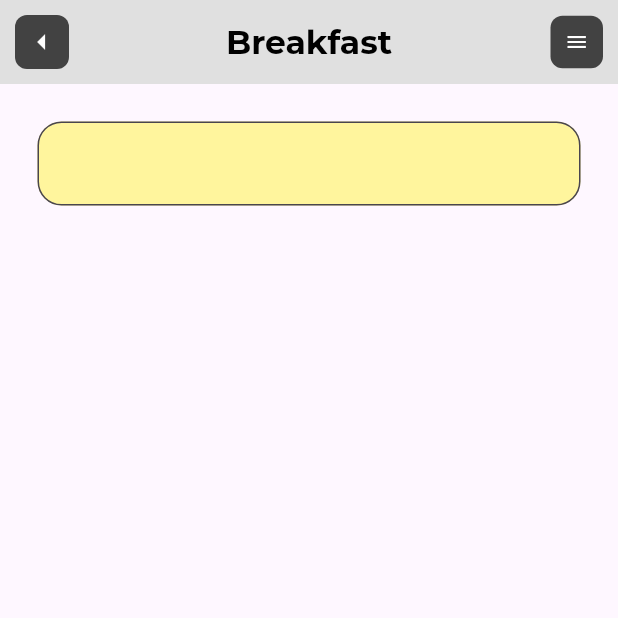
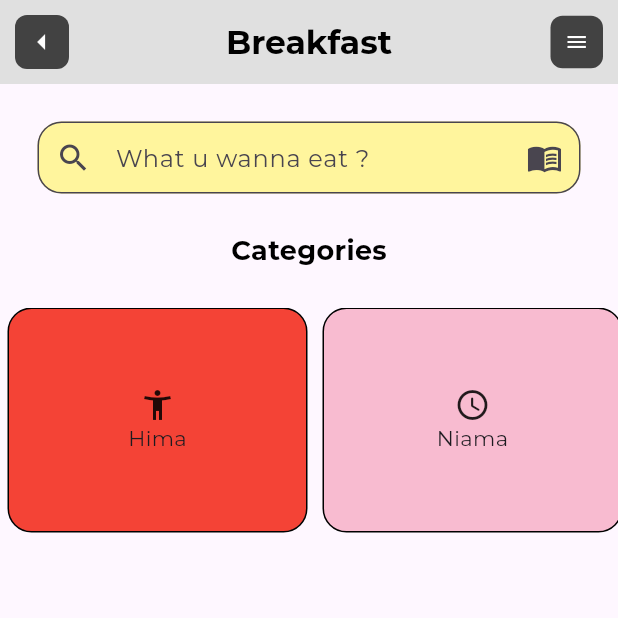
Before and after one commit to MooDevArts/practice_app, a Flutter app: the screen it shows after launch, on a phone screen of 412 x 824 dp, the top half of it. Run offline on Flutter 3.47's test engine with Material 3 defaults, Android fonts, the phone set to English and light mode, and no system bars; project files that could hold a hidden picture were left out.

Commit message:
Add Categories

```diff
--- /dev/null
+++ b/lib/models/category_model.dart
@@ -0,0 +1,39 @@
+import 'package:flutter/material.dart';
+
+class CategoryModel {
+  String name = '';
+  Widget icon = Icon(Icons.abc);
+  Color color = Colors.black;
+
+  CategoryModel({required this.name, required this.icon, required this.color});
+
+  static List<CategoryModel> getCategories() {
+    List<CategoryModel> categories = [];
+
+    categories.add(
+      CategoryModel(
+        name: "Hima",
+        icon: Icon(Icons.accessibility_new_outlined),
+        color: Colors.red,
+      ),
+    );
+
+    categories.add(
+      CategoryModel(
+        name: "Niama",
+        icon: Icon(Icons.access_time_rounded),
+        color: Colors.pink.shade100,
+      ),
+    );
+
+    categories.add(
+      CategoryModel(
+        name: "Please",
+        icon: Icon(Icons.wrap_text_rounded),
+        color: Colors.orange,
+      ),
+    );
+
+    return categories;
+  }
+}
--- a/lib/pages/home.dart
+++ b/lib/pages/home.dart
@@ -1,25 +1,79 @@
 import 'package:flutter/material.dart';
+import 'package:practice_app/models/category_model.dart';
 
-class HomePage extends StatelessWidget {
+class HomePage extends StatefulWidget {
   const HomePage({super.key});
 
   @override
+  State<HomePage> createState() => _HomePageState();
+}
+
+class _HomePageState extends State<HomePage> {
+  List<CategoryModel> categories = [];
+
+  void getCategories() {
+    categories = CategoryModel.getCategories();
+  }
+
+  @override
   Widget build(BuildContext context) {
+    getCategories();
     return Scaffold(
       appBar: myAppBar(),
       body: Column(
         children: [
           Container(
             margin: EdgeInsets.all(25),
-
             child: TextField(
               decoration: InputDecoration(
+                hintText: "What u wanna eat ?",
+                contentPadding: EdgeInsets.all(8),
+                prefixIcon: Icon(Icons.search),
+                suffixIcon: Icon(Icons.menu_book),
                 filled: true,
                 fillColor: Colors.yellow.shade200,
                 border: OutlineInputBorder(
                   borderRadius: BorderRadius.circular(16),
                   borderSide: BorderSide(color: Colors.red),
                 ),
+              ),
+            ),
+          ),
+          Text(
+            "Categories",
+            style: TextStyle(
+              fontWeight: FontWeight.w700,
+              color: Colors.black,
+              fontSize: 18,
+            ),
+          ),
+          Padding(
+            padding: const EdgeInsets.fromLTRB(0, 25, 0, 25),
+            child: SizedBox(
+              height: 150,
+              child: ListView.builder(
+                scrollDirection: Axis.horizontal,
+                itemCount: categories.length,
+                itemBuilder: (context, index) {
+                  return Padding(
+                    padding: const EdgeInsets.only(right: 5, left: 5),
+                    child: Container(
+                      decoration: BoxDecoration(
+                        color: categories[index].color,
+                        border: Border.all(color: Colors.black),
+                        borderRadius: BorderRadius.circular(16),
+                      ),
+                      width: 200,
+                      child: Column(
+                        mainAxisAlignment: MainAxisAlignment.center,
+                        children: [
+                          categories[index].icon,
+                          Text(categories[index].name),
+                        ],
+                      ),
+                    ),
+                  );
+                },
               ),
             ),
           ),
```
